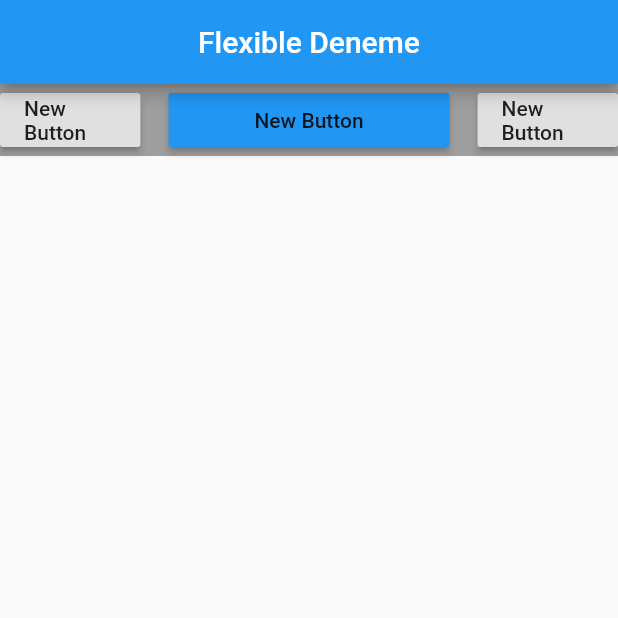
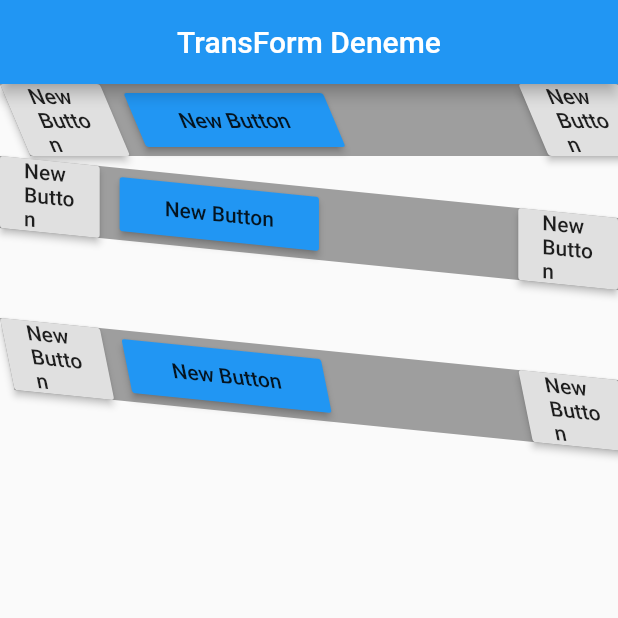
Before and after one commit to TunahanAydinoglu/FlutterWS, a Flutter app: the screen it shows after launch, on a phone screen of 412 x 824 dp, the top half of it. Run offline on Flutter 3.47's test engine with Material 2 defaults, Android fonts, the phone set to English and light mode, and no system bars.

Commit message:
TransformWidget

```diff
--- a/survey/lib/pages/eventspage.dart
+++ b/survey/lib/pages/eventspage.dart
@@ -11,6 +11,7 @@ class _EventsPageState extends State<EventsPage> {
     var mySize = MediaQuery.of(context).size;
 
     return Scaffold(
+      backgroundColor: Color(0xff056676),
       appBar: AppBar(
         leading: Icon(Icons.menu),
         title: Text("Yaklasan Etkinlikler"),
@@ -22,14 +23,9 @@ class _EventsPageState extends State<EventsPage> {
         ],
       ),
       body: Container(
-        color: Color(0xff056676),
-        height: mySize.height,
         width: mySize.width,
-        child: Column(
-          children: [
-            Padding(
-              padding: const EdgeInsets.all(8.0),
         child: Container(
+          margin: const EdgeInsets.all(8.0),
           decoration: BoxDecoration(
               color: Color(0xfff1f3f8),
               borderRadius: BorderRadius.circular(15),
@@ -90,9 +86,6 @@ class _EventsPageState extends State<EventsPage> {
           ),
         ),
       ),
-          ],
-        ),
-      ),
     );
   }
 }
--- a/twidgets/lib/main.dart
+++ b/twidgets/lib/main.dart
@@ -1,5 +1,6 @@
 import 'package:flutter/material.dart';
-import 'package:twidgets/twidgets/tflexible.dart';
+// import 'package:twidgets/twidgets/tflexible.dart';
+import 'package:twidgets/twidgets/ttransform.dart';
 
 void main() => runApp(MyApp());
 
@@ -12,7 +13,7 @@ class MyApp extends StatelessWidget {
         primarySwatch: Colors.blue,
         visualDensity: VisualDensity.adaptivePlatformDensity,
       ),
-      home: TFlexible(),
+      home: TTransform(),
     );
   }
 }
--- a/twidgets/lib/twidgets/tflexible.dart
+++ b/twidgets/lib/twidgets/tflexible.dart
@@ -29,7 +29,7 @@ class TFlexible extends StatelessWidget {
                 onPressed: () {},
               ),
             ),
-            Flexible(fit: FlexFit.tight, flex: 1, child: SizedBox()),
+            Flexible(fit: FlexFit.tight, flex: 10, child: SizedBox()),
             Flexible(
               fit: FlexFit.tight,
               flex: 5,
--- /dev/null
+++ b/twidgets/lib/twidgets/ttransform.dart
@@ -0,0 +1,68 @@
+import 'package:flutter/material.dart';
+
+class TTransform extends StatelessWidget {
+  @override
+  Widget build(BuildContext context) {
+    return Scaffold(
+      appBar: AppBar(
+        title: Center(child: Text("TransForm Deneme")),
+      ),
+      body: Column(
+        children: [
+          Transform(
+            transform: Matrix4.skewX(0.4),
+            child: threeButtons(),
+          ),
+          Transform(
+            transform: Matrix4.skewY(0.1),
+            child: threeButtons(),
+          ),
+          SizedBox(
+            height: 60,
+          ),
+          Transform(
+            transform: Matrix4.skew(0.2, 0.1),
+            child: threeButtons(),
+          ),
+        ],
+      ),
+    );
+  }
+
+  Container threeButtons() {
+    return Container(
+      color: Colors.grey,
+      child: Row(
+        children: [
+          Flexible(
+            fit: FlexFit.tight,
+            flex: 5,
+            child: RaisedButton(
+              child: Text("New Button"),
+              onPressed: () {},
+            ),
+          ),
+          Flexible(fit: FlexFit.tight, flex: 1, child: SizedBox()),
+          Flexible(
+            fit: FlexFit.tight,
+            flex: 10,
+            child: RaisedButton(
+              color: Colors.blue,
+              child: Text("New Button"),
+              onPressed: () {},
+            ),
+          ),
+          Flexible(fit: FlexFit.tight, flex: 10, child: SizedBox()),
+          Flexible(
+            fit: FlexFit.tight,
+            flex: 5,
+            child: RaisedButton(
+              child: Text("New Button"),
+              onPressed: () {},
+            ),
+          ),
+        ],
+      ),
+    );
+  }
+}
```
Lines whose indentation alone changed are shown as unchanged.
